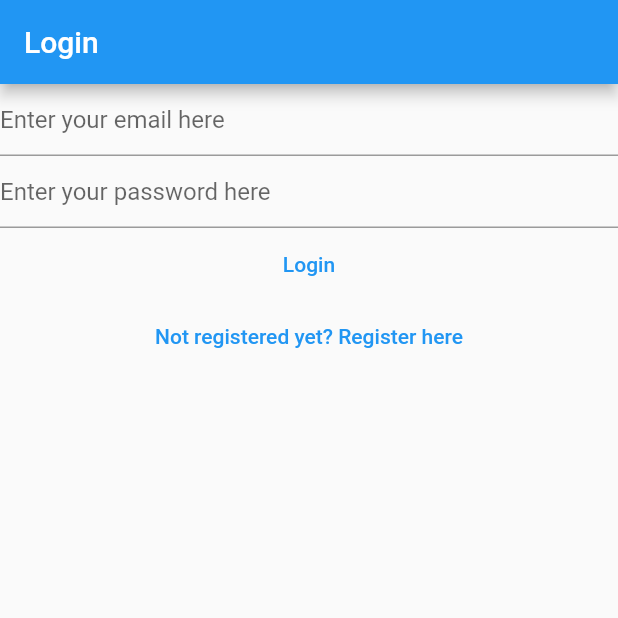
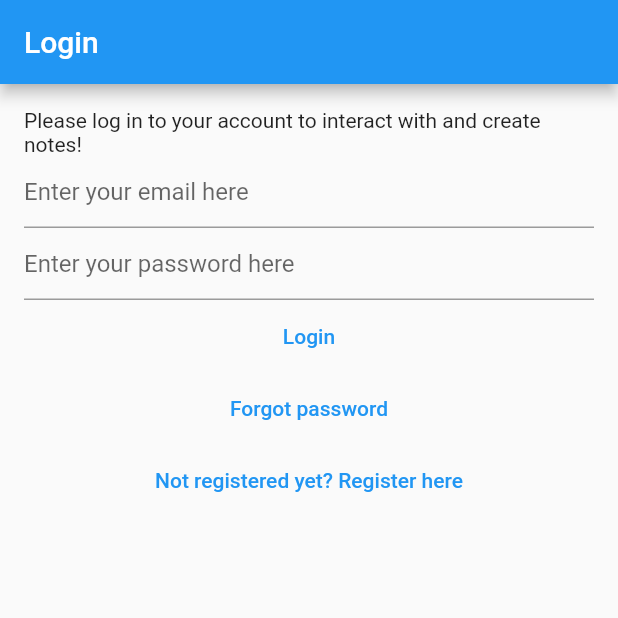
Before and after one commit to wakevro/my-notes-flutter, a Flutter app: the screen it shows after launch, on a phone screen of 412 x 824 dp, the top half of it. Run offline on Flutter 3.47's test engine with Material 2 defaults, Android fonts, the light colour scheme and no system bars; our stand-ins replace bloc, cloud_firestore, equatable, firebase_auth, firebase_core, flutter_bloc and 1 more; accounts and stored records are empty.

Commit message:
Create reset password

```diff
--- a/lib/services/auth/auth_provider.dart
+++ b/lib/services/auth/auth_provider.dart
@@ -16,4 +16,5 @@ abstract class AuthProvider {
 
   Future<void> logOut();
   Future<void> sendEmailVerification();
+  Future<void> sendPasswordReset({required String toEmail});
 }
--- a/lib/services/auth/auth_service.dart
+++ b/lib/services/auth/auth_service.dart
@@ -42,4 +42,7 @@ class AuthService implements AuthProvider {
   @override
   Future<void> sendEmailVerification() => provider.sendEmailVerification();
 
+  @override
+  Future<void> sendPasswordReset({required String toEmail}) =>
+      provider.sendPasswordReset(toEmail: toEmail);
 }
--- a/lib/services/auth/bloc/auth_event.dart
+++ b/lib/services/auth/bloc/auth_event.dart
@@ -34,3 +34,10 @@ class AuthEventRegister extends AuthEvent {
 class AuthEventShouldRegister extends AuthEvent {
   const AuthEventShouldRegister();
 }
+
+class AuthEventForgotPassword extends AuthEvent {
+  final String? email;
+  const AuthEventForgotPassword({
+    this.email,
+  });
+}
--- a/lib/services/auth/bloc/auth_state.dart
+++ b/lib/services/auth/bloc/auth_state.dart
@@ -51,3 +51,13 @@ class AuthStateRegistering extends AuthState {
   const AuthStateRegistering({required this.exception, required bool isLoading})
       : super(isLoading: isLoading);
 }
+
+class AuthStateForgotPassword extends AuthState {
+  final Exception? exception;
+  final bool hasSentEmail;
+  const AuthStateForgotPassword({
+    required this.exception,
+    required this.hasSentEmail,
+    required bool isLoading,
+  }) : super(isLoading: isLoading);
+}
--- a/lib/services/cloud/firebase_cloud_storage.dart
+++ b/lib/services/cloud/firebase_cloud_storage.dart
@@ -4,10 +4,10 @@ import 'package:mynotes/services/cloud/cloud_storage_constants.dart';
 import 'package:mynotes/services/cloud/cloud_storage_exceptions.dart';
 
 class FirebaseCloudStorage {
+  factory FirebaseCloudStorage() => _shared;
   static final FirebaseCloudStorage _shared =
       FirebaseCloudStorage._sharedInstance();
   FirebaseCloudStorage._sharedInstance();
-  factory FirebaseCloudStorage() => _shared;
 
   final notes = FirebaseFirestore.instance.collection("notes");
 
--- /dev/null
+++ b/lib/utilities/dialog/password_reset_email_sent_dialog.dart
@@ -0,0 +1,12 @@
+import 'package:flutter/material.dart';
+import 'package:mynotes/utilities/dialog/generic_dialog.dart';
+
+Future<void> showPasswordResetSentDialog(BuildContext context) {
+  return showGenericDialog<void>(
+      context: context,
+      title: "Password Reset",
+      content: "You have been sent a password resent link. Check your email.",
+      optionsBuilder: () => {
+            "OK": null,
+          });
+}
--- a/lib/views/home_view.dart
+++ b/lib/views/home_view.dart
@@ -5,6 +5,7 @@ import 'package:mynotes/services/auth/bloc/auth_block.dart';
 import 'package:mynotes/services/auth/bloc/auth_event.dart';
 import 'package:mynotes/services/auth/bloc/auth_state.dart';
 import 'package:mynotes/utilities/show_circular_loading.dart';
+import 'package:mynotes/views/forgot_password_view.dart';
 import 'package:mynotes/views/login_view.dart';
 import 'package:mynotes/views/notes/notes_view.dart';
 import 'package:mynotes/views/register_view.dart';
@@ -38,6 +39,8 @@ class HomeView extends StatelessWidget {
           return const LoginView();
         } else if (state is AuthStateRegistering) {
           return const RegisterView();
+        } else if (state is AuthStateForgotPassword) {
+          return const ForgotPasswordView();
         } else {
           return showCircularLoading();
         }
--- a/lib/views/login_view.dart
+++ b/lib/views/login_view.dart
@@ -41,8 +41,10 @@ class _LoginViewState extends State<LoginView> {
     return BlocListener<AuthBloc, AuthState>(
       listener: (context, state) async {
         if (state is AuthStateLoggedOut) {
-          if (state.exception is UserNotFoundAuthException ||
-              state.exception is WrongPasswordAuthException) {
+          if (state.exception is UserNotFoundAuthException) {
+            await showErrorDialog(
+                context, "Cannot find user with the entered credentials");
+          } else if (state.exception is WrongPasswordAuthException) {
             await showErrorDialog(context, "Wrong credentials");
           } else if (state.exception is GenericAuthException) {
             await showErrorDialog(context, "Authentication error");
@@ -53,8 +55,12 @@ class _LoginViewState extends State<LoginView> {
         appBar: AppBar(
           title: const Text("Login"),
         ),
-        body: Column(
+        body: Padding(
+          padding: const EdgeInsets.all(16.0),
+          child: Column(
             children: [
+              const Text(
+                  "Please log in to your account to interact with and create notes!"),
               TextField(
                 controller: _email,
                 enableSuggestions: false,
@@ -88,6 +94,12 @@ class _LoginViewState extends State<LoginView> {
               ),
               TextButton(
                 onPressed: () {
+                  context.read<AuthBloc>().add(const AuthEventForgotPassword());
+                },
+                child: const Text("Forgot password"),
+              ),
+              TextButton(
+                onPressed: () {
                   context.read<AuthBloc>().add(const AuthEventShouldRegister());
                 },
                 child: const Text("Not registered yet? Register here"),
@@ -95,6 +107,7 @@ class _LoginViewState extends State<LoginView> {
             ],
           ),
         ),
+      ),
     );
   }
 }
--- a/lib/views/notes/create_update_note_view.dart
+++ b/lib/views/notes/create_update_note_view.dart
@@ -114,7 +114,7 @@ class _CreateUpdateNoteViewState extends State<CreateUpdateNoteView> {
                   Share.share(text);
                 }
               },
-              icon: const Icon(Icons.share))
+              icon: Icon(Icons.adaptive.share))
         ],
       ),
       body: FutureBuilder(
```
Also changed, not shown: lib/services/auth/bloc/auth_block.dart (+40 -0 lines), lib/services/auth/firebase_auth_provider.dart (+21 -1 lines), lib/views/forgot_password_view.dart (added, +94 -0 lines), lib/views/register_view.dart (+14 -2 lines), 1 other file. Lines whose indentation alone changed are shown as unchanged.
